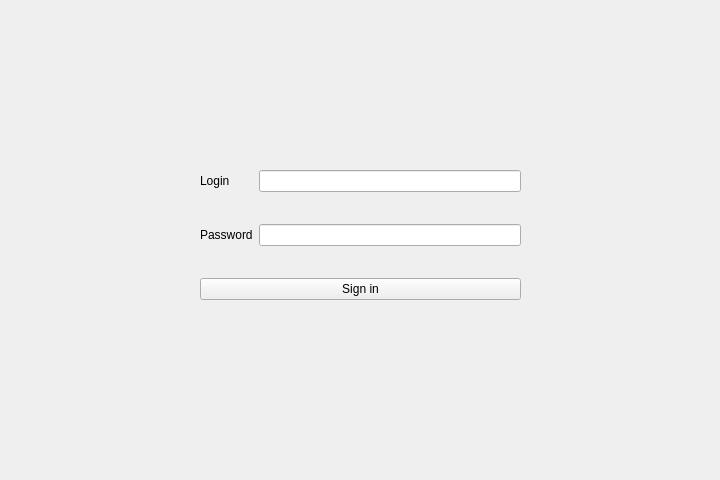
Qt form ui/auth_window.ui (k-rility/CourseWork) before a commit.
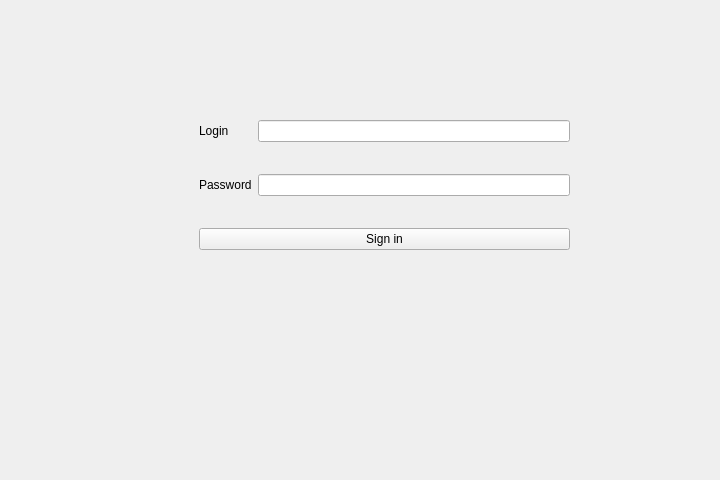
The same form after that commit.

The edit to the form file:
```diff
--- a/ui/auth_window.ui
+++ b/ui/auth_window.ui
@@ -13,16 +13,13 @@
   <property name="windowTitle">
    <string>Form</string>
   </property>
-  <property name="styleSheet">
-   <string notr="true"/>
-  </property>
   <widget class="QWidget" name="formLayoutWidget">
    <property name="geometry">
     <rect>
-     <x>200</x>
-     <y>170</y>
-     <width>321</width>
-     <height>141</height>
+     <x>199</x>
+     <y>120</y>
+     <width>371</width>
+     <height>151</height>
     </rect>
    </property>
    <layout class="QFormLayout" name="formLayout">
@@ -44,11 +41,7 @@
      <widget class="QLineEdit" name="lofin_edit_line"/>
     </item>
     <item row="2" column="1">
-     <widget class="QLineEdit" name="password_edit_line">
-      <property name="echoMode">
-       <enum>QLineEdit::Normal</enum>
-      </property>
-     </widget>
+     <widget class="QLineEdit" name="lineEdit_password"/>
     </item>
     <item row="4" column="0" colspan="2">
      <widget class="QPushButton" name="sign_in_btn">
```
Left out of the diff: 25 changed lines with no effect on the pictures.
